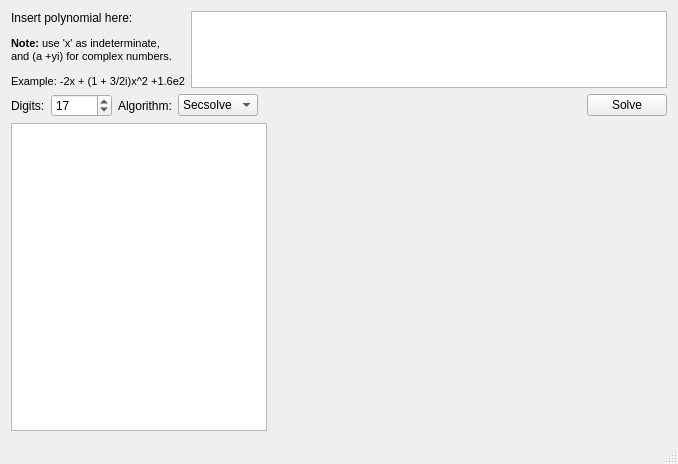
The window that src/xmpsolve/mainwindow.ui (robol/MPSolve) describes before a commit, drawn with Qt 5.
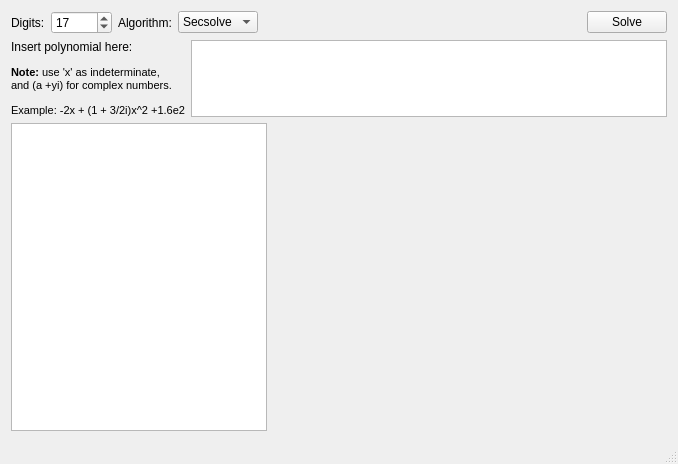
The same window after the commit. Custom widgets are drawn as their Qt base class.

Commit message: [xmpsolve] Implemented the sum of monomials to get a polynomial, so the parser can now handle the presence of more monomials with the same degree.

```diff
--- a/src/xmpsolve/mainwindow.ui
+++ b/src/xmpsolve/mainwindow.ui
@@ -16,31 +16,7 @@
   <widget class="QWidget" name="centralWidget">
    <layout class="QVBoxLayout" name="verticalLayout_2">
     <item>
-     <layout class="QVBoxLayout" name="verticalLayout" stretch="1,0,1000">
-      <item>
-       <layout class="QHBoxLayout" name="horizontalLayout">
-        <item>
-         <widget class="QLabel" name="label">
-          <property name="text">
-           <string>&lt;html&gt;&lt;head/&gt;&lt;body&gt;&lt;p&gt;Insert polynomial here:&lt;/p&gt;&lt;p&gt;&lt;span style=&quot; font-size:8pt; font-weight:600;&quot;&gt;Note:&lt;/span&gt;&lt;span style=&quot; font-size:8pt;&quot;&gt; use 'x' as indeterminate, &lt;br/&gt;and (a +yi) for complex numbers.&lt;/span&gt;&lt;/p&gt;&lt;p&gt;&lt;span style=&quot; font-size:8pt;&quot;&gt;Example: -2x + (1 + 3/2i)x^2 +1.6e2&lt;/span&gt;&lt;/p&gt;&lt;/body&gt;&lt;/html&gt;</string>
-          </property>
-          <property name="alignment">
-           <set>Qt::AlignLeading|Qt::AlignLeft|Qt::AlignTop</set>
-          </property>
-         </widget>
-        </item>
-        <item>
-         <widget class="QPlainTextEdit" name="polyLineEdit">
-          <property name="sizePolicy">
-           <sizepolicy hsizetype="Expanding" vsizetype="Expanding">
-            <horstretch>0</horstretch>
-            <verstretch>0</verstretch>
-           </sizepolicy>
-          </property>
-         </widget>
-        </item>
-       </layout>
-      </item>
+     <layout class="QVBoxLayout" name="verticalLayout" stretch="0,1,100">
       <item>
        <layout class="QHBoxLayout" name="horizontalLayout_2">
         <item>
@@ -106,6 +82,30 @@
         </item>
        </layout>
       </item>
+      <item>
+       <layout class="QHBoxLayout" name="horizontalLayout">
+        <item>
+         <widget class="QLabel" name="label">
+          <property name="text">
+           <string>&lt;html&gt;&lt;head/&gt;&lt;body&gt;&lt;p&gt;Insert polynomial here:&lt;/p&gt;&lt;p&gt;&lt;span style=&quot; font-size:8pt; font-weight:600;&quot;&gt;Note:&lt;/span&gt;&lt;span style=&quot; font-size:8pt;&quot;&gt; use 'x' as indeterminate, &lt;br/&gt;and (a +yi) for complex numbers.&lt;/span&gt;&lt;/p&gt;&lt;p&gt;&lt;span style=&quot; font-size:8pt;&quot;&gt;Example: -2x + (1 + 3/2i)x^2 +1.6e2&lt;/span&gt;&lt;/p&gt;&lt;/body&gt;&lt;/html&gt;</string>
+          </property>
+          <property name="alignment">
+           <set>Qt::AlignLeading|Qt::AlignLeft|Qt::AlignTop</set>
+          </property>
+         </widget>
+        </item>
+        <item>
+         <widget class="QPlainTextEdit" name="polyLineEdit">
+          <property name="sizePolicy">
+           <sizepolicy hsizetype="Expanding" vsizetype="Expanding">
+            <horstretch>0</horstretch>
+            <verstretch>0</verstretch>
+           </sizepolicy>
+          </property>
+         </widget>
+        </item>
+       </layout>
+      </item>
       <item>
        <layout class="QHBoxLayout" name="horizontalLayout_3" stretch="0,0">
         <item>
```
Left out of the diff: 7 changed lines with no effect on the pictures. The commit also changes 8 other files.
